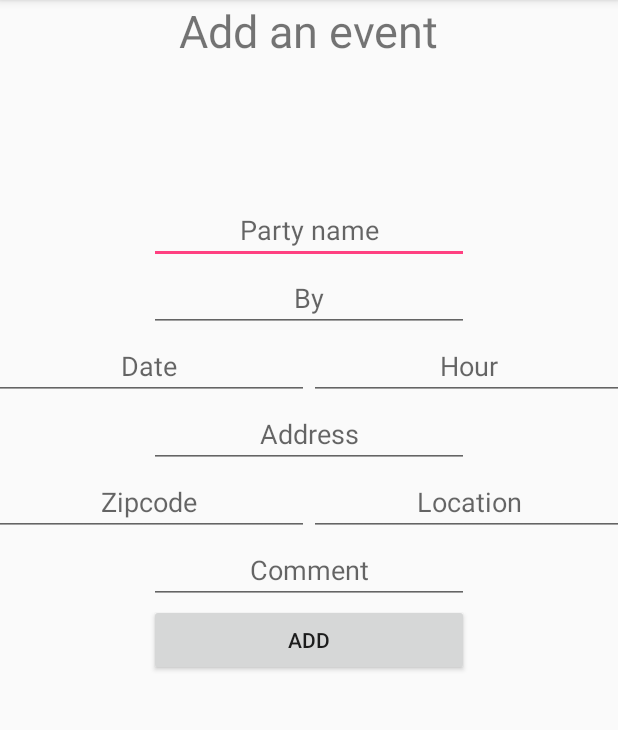
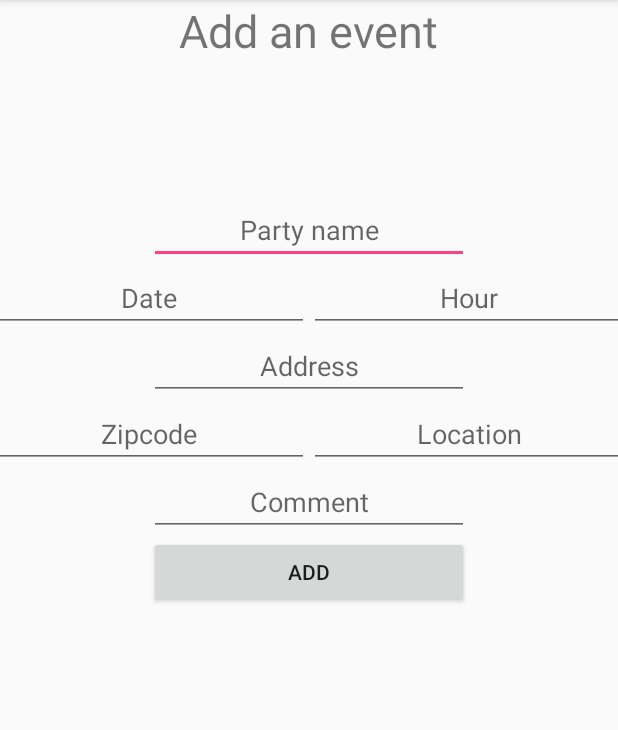
Before and after one commit to YoannBalcon/YopBooking, an Android app: the screen it shows after launch (AddEvent), after a tap on "ADD EVENT", on a phone screen of 412 x 824 dp, the part 84-814 px from its top. Run offline under Robolectric (Android 15) with nearby library versions, the phone set to English and light mode, and no system bars.

Commit message:
minor fixes

```diff
--- a/app/src/main/java/com/frateinc/yopbooking2/AddEvent.java
+++ b/app/src/main/java/com/frateinc/yopbooking2/AddEvent.java
@@ -17,6 +17,8 @@ import com.frateinc.yopbooking2.models.Event;
 
 import org.json.JSONObject;
 
+import java.util.Calendar;
+import java.util.Date;
 import java.util.concurrent.ExecutionException;
 
 import static android.R.attr.data;
@@ -41,9 +43,16 @@ public class AddEvent extends AppCompatActivity {
         super.onCreate(savedInstanceState);
         setContentView(R.layout.add_event);
 
+
+        Calendar c = Calendar.getInstance();
+        int currentDate = c.get(Calendar.DATE);
+        final Date convertDate = new Date(currentDate);
+        Log.i("DAAAAATE : ", String.valueOf(convertDate));
+
+
         btnAddEvent = (Button) findViewById(R.id.btnAddEvent);
         txtAddEventName = (EditText) findViewById(R.id.txtAddEventName);
-        txtAddEventOrg = (EditText) findViewById(R.id.txtAddEventOrg);
+//        txtAddEventOrg = (EditText) findViewById(R.id.txtAddEventOrg);
         txtAddEventHour = (EditText) findViewById(R.id.txtAddEventHour);
         txtAddEventAddress = (EditText) findViewById(R.id.txtAddEventAddress);
         txtAddEventZipcode = (EditText) findViewById(R.id.txtAddEventZipcode);
@@ -57,15 +66,14 @@ public class AddEvent extends AppCompatActivity {
             public void onClick(View v) {
 
                 Editable v_txtAddEventName = txtAddEventName.getText();
-                Editable v_txtAddEventOrg = txtAddEventOrg.getText();
-//                String v_txtAddEventOrg = Param.userId;
+//                Editable v_txtAddEventOrg = txtAddEventOrg.getText();
                 Editable v_txtAddEventHour = txtAddEventHour.getText();
                 Editable v_txtAddEventAddress = txtAddEventAddress.getText();
                 Editable v_txtAddEventZipcode = txtAddEventZipcode.getText();
                 Editable v_txtAddEventLocation = txtAddEventLocation.getText();
                 Editable v_txtAddEventComment = txtAddEventComment.getText();
 
-                Event addedEvent = new Event(v_txtAddEventName.toString(), Integer.parseInt(v_txtAddEventOrg.toString()), Integer.parseInt(v_txtAddEventHour.toString()), v_txtAddEventAddress.toString(), Integer.parseInt(v_txtAddEventZipcode.toString()), v_txtAddEventLocation.toString(), v_txtAddEventComment.toString());
+                Event addedEvent = new Event(v_txtAddEventName.toString(), Param.userId, Integer.parseInt(v_txtAddEventHour.toString()), v_txtAddEventAddress.toString(), Integer.parseInt(v_txtAddEventZipcode.toString()), v_txtAddEventLocation.toString(), v_txtAddEventComment.toString(), convertDate);
                 if (TextUtils.isEmpty(v_txtAddEventName.toString())) {
                     txtAddEventName.setError("ERROR");
                     return;
--- a/app/src/main/java/com/frateinc/yopbooking2/FindEventById.java
+++ b/app/src/main/java/com/frateinc/yopbooking2/FindEventById.java
@@ -96,9 +96,9 @@ public class FindEventById extends AsyncTask<String, Void, Event> {
     private static Date convertDate(String str) {
         DateFormat formatter = null;
         Date convertedDate = null;
-        formatter = new SimpleDateFormat("yyyy-MM-dd");
+        formatter = new SimpleDateFormat("yyyy-mm-dd");
         try {
-            convertedDate = (Date) formatter.parse(str);
+            convertedDate = formatter.parse(str);
         } catch (ParseException ex) {
 //            Logger.getLogger(Main.class.getName()).log(Level.SEVERE, null, ex);
         }
--- a/app/src/main/java/com/frateinc/yopbooking2/InsertEvent.java
+++ b/app/src/main/java/com/frateinc/yopbooking2/InsertEvent.java
@@ -48,6 +48,7 @@ public class InsertEvent extends AsyncTask<String, Void, Event> {
             jsonParam.put("zipcode", event.getZipcode());
             jsonParam.put("city", event.getCity());
             jsonParam.put("comment", event.getComment());
+            jsonParam.put("creationDate", event.getCreationDate());
             jsonParam.put("enable", "true");
 
             urlConnection = (HttpURLConnection) url.openConnection();
--- a/app/src/main/java/com/frateinc/yopbooking2/MainActivity.java
+++ b/app/src/main/java/com/frateinc/yopbooking2/MainActivity.java
@@ -26,10 +26,12 @@ import static android.R.attr.value;
 
 public class MainActivity extends AppCompatActivity {
     List<Event> events = new ArrayList<>();
-//    TextView lblEventTitle;
+    //    TextView lblEventTitle;
 //    TextView lblEventBy;
 //    Button btnEventRegister;
-        Button btnLogin;
+    Button btnLogin;
+    String userName;
+    TextView txtUserName;
 
     @Override
     protected void onCreate(Bundle savedInstanceState) {
@@ -38,6 +40,7 @@ public class MainActivity extends AppCompatActivity {
 //        lblEventTitle = (TextView) findViewById(R.id.lblEventTitle);
 //        lblEventBy = (TextView) findViewById(R.id.lblEventBy);
 //        btnEventRegister = (Button)findViewById(R.id.btnEventRegister);
+        userName = getIntent().getStringExtra("user_name");
 
         List<Event> events = null;
         try {
@@ -54,7 +57,7 @@ public class MainActivity extends AppCompatActivity {
                     Event levent = adapter.getItem(position);
 
                     Log.i("selected id event:", String.valueOf(levent.getId()));
-                    Intent i = new Intent(getApplicationContext(), DetailsEvent.class );
+                    Intent i = new Intent(getApplicationContext(), DetailsEvent.class);
                     startActivity(i);
 
                 }
@@ -73,7 +76,6 @@ public class MainActivity extends AppCompatActivity {
             });
 
 
-
             final Button btnLogin = (Button) findViewById(R.id.btnLogin);
             btnLogin.setOnClickListener(new View.OnClickListener() {
                 public void onClick(View v) {
@@ -85,9 +87,8 @@ public class MainActivity extends AppCompatActivity {
                     MainActivity.this.startActivity(activityChangeIntent);
                 }
             });
-
-
-
+            TextView txtUserName = (TextView) findViewById(R.id.txtUserName);
+            txtUserName.setText(userName);
 
 //
 //            btnEventMore.setOnClickListener(new View.OnClickListener() {
@@ -108,7 +109,6 @@ public class MainActivity extends AppCompatActivity {
 //            });
 
 
-
         } catch (InterruptedException e) {
             e.printStackTrace();
         } catch (ExecutionException e) {
--- a/app/src/main/java/com/frateinc/yopbooking2/Param.java
+++ b/app/src/main/java/com/frateinc/yopbooking2/Param.java
@@ -6,5 +6,5 @@ package com.frateinc.yopbooking2;
 
 public class Param {
 
-    public static String userId = null;
+    public static int userId = 0 ;
 }
--- a/app/src/main/java/com/frateinc/yopbooking2/models/Event.java
+++ b/app/src/main/java/com/frateinc/yopbooking2/models/Event.java
@@ -26,7 +26,7 @@ public class Event {
     public Event() {
     }
 
-    public Event(String title, int user_id, int hour, String address, int zipcode, String city, String comment) {
+    public Event(String title, int user_id, int hour, String address, int zipcode, String city, String comment, Date creationDate) {
         this.title = title;
         this.user_id = user_id;
         this.hour = hour;
@@ -34,6 +34,7 @@ public class Event {
         this.zipcode = zipcode;
         this.city = city;
         this.comment = comment;
+        this.creationDate = creationDate;
     }
 
 
--- a/app/src/main/res/layout/add_event.xml
+++ b/app/src/main/res/layout/add_event.xml
@@ -23,21 +23,6 @@
                 android:ems="10"
                 android:id="@+id/txtAddEventName"
                 android:hint="@string/partyName"
-                android:gravity="center_vertical|center_horizontal" />
-        </TableRow>
-
-        <TableRow
-            android:layout_width="match_parent"
-            android:layout_height="match_parent"
-            android:gravity="center">
-
-            <EditText
-                android:layout_width="wrap_content"
-                android:layout_height="wrap_content"
-                android:inputType="textPersonName"
-                android:ems="10"
-                android:id="@+id/txtAddEventOrg"
-                android:hint="@string/organisator"
                 android:gravity="center_vertical|center_horizontal" />
         </TableRow>
 
```
Also changed, not shown: app/src/main/java/com/frateinc/yopbooking2/DetailsEvent.java (+25 -3 lines), app/src/main/java/com/frateinc/yopbooking2/Login.java (+19 -5 lines), app/src/main/res/layout/activity_main.xml (+10 -0 lines).
